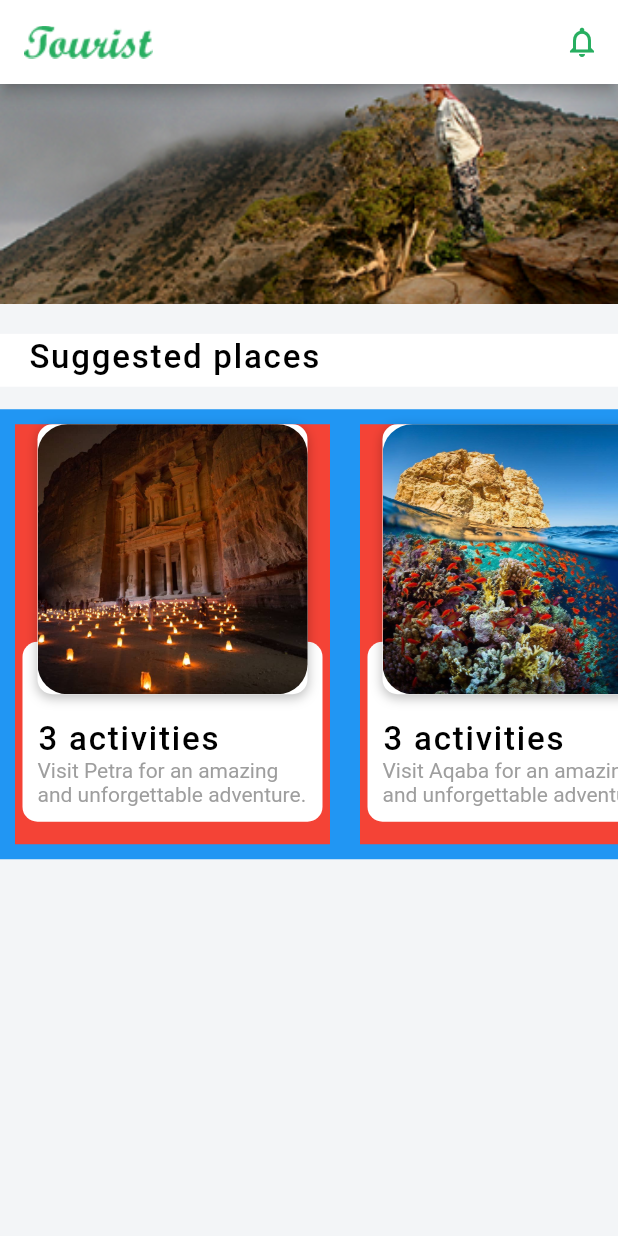
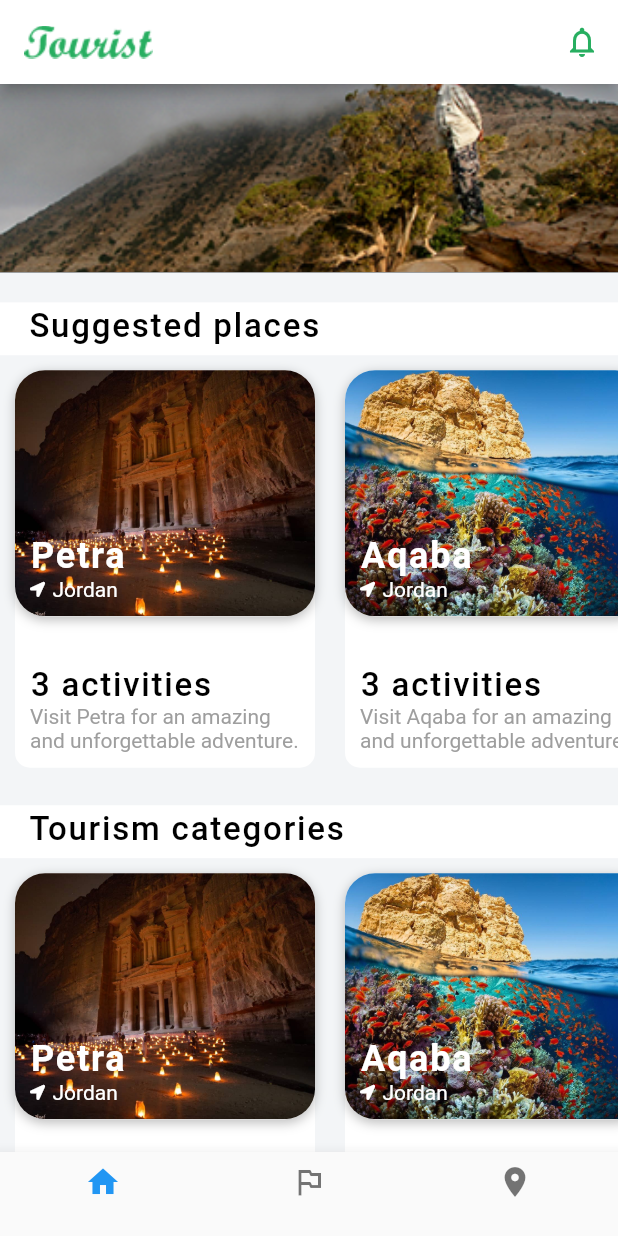
Before and after one commit to HasanQattam/Visit-Jordan, a Flutter app: the screen it shows after launch, on a phone screen of 412 x 824 dp. Run offline on Flutter 3.47's test engine with Material 2 defaults, Android fonts, the phone set to English and light mode, and no system bars; our stand-ins replace font_awesome_flutter.

Commit message:
New Widgets

```diff
--- a/visit_jordan/lib/screens/homePage.dart
+++ b/visit_jordan/lib/screens/homePage.dart
@@ -1,6 +1,7 @@
 import 'package:flutter/material.dart';
-import 'package:visit_jordan/constants.dart';
-import 'package:visit_jordan/models/destination_model.dart';
+import 'package:visit_jordan/widgets/categoriesCarousel.dart';
+import 'package:visit_jordan/widgets/suggestedCarousel.dart';
+import 'package:visit_jordan/widgets/textBox.dart';
 
 class HomePage extends StatefulWidget {
   @override
@@ -8,6 +9,7 @@ class HomePage extends StatefulWidget {
 }
 
 class _HomePageState extends State<HomePage> {
+  int _currentTap = 0;
   @override
   Widget build(BuildContext context) {
     return Scaffold(
@@ -35,103 +37,43 @@ class _HomePageState extends State<HomePage> {
                 'assets/images/home2.png',
                 fit: BoxFit.cover,
               ),
-              height: 146.57,
+              height: 125.57,
             ),
             SizedBox(
               height: 20,
             ),
-            Column(
-              children: <Widget>[
-                Container(
-                  color: Color(0xFFFFFFFF),
-                  height: 35.26,
-                  width: 500,
-                  padding: EdgeInsets.fromLTRB(19, 3, 3, 3),
-                  child: Text(
-                    'Suggested places',
-                    style: kTextStyle,
-                  ),
-                ),
-              ],
+            MyTextBoxColumn(
+              text: 'Suggested places',
             ),
-            SizedBox(height: 15),
-            Container(
-              height: 300,
-              color: Colors.blue,
-              child: ListView.builder(
-                scrollDirection: Axis.horizontal,
-                itemCount: destinations.length,
-                itemBuilder: (BuildContext context, int index) {
-                  Destination destination = destinations[index];
-                  return Container(
-                    margin: EdgeInsets.all(10),
-                    color: Colors.red,
-                    width: 210,
-                    child: Stack(
-                      alignment: Alignment.topCenter,
-                      children: <Widget>[
-                        Positioned(
-                          bottom: 15.0,
-                          child: Container(
-                            height: 120,
-                            width: 200,
-                            decoration: BoxDecoration(
-                              color: Colors.white,
-                              borderRadius: BorderRadius.circular(10.0),
-                            ),
-                            child: Padding(
-                              padding: const EdgeInsets.all(10.0),
-                              child: Column(
-                                mainAxisAlignment: MainAxisAlignment.end,
-                                crossAxisAlignment: CrossAxisAlignment.start,
-                                children: <Widget>[
-                                  Text(
-                                    '${destination.activities.length} activities',
-                                    style: kTextStyle,
-                                  ),
-                                  Text(
-                                    destination.description,
-                                    style: TextStyle(color: Colors.grey),
-                                  ),
-                                ],
-                              ),
-                            ),
-                          ),
-                        ),
-                        Container(
-                          decoration: BoxDecoration(
-                            color: Colors.white,
-                            borderRadius: BorderRadius.circular(10.0),
-                            boxShadow: [
-                              BoxShadow(
-                                color: Colors.black26,
-                                offset: Offset(0.0, 2.0),
-                                blurRadius: 6.0,
-                              ),
-                            ],
-                          ),
-                          child: Stack(
-                            children: <Widget>[
-                              ClipRRect(
-                                borderRadius: BorderRadius.circular(20.0),
-                                child: Image(
-                                  height: 180.0,
-                                  width: 180.0,
-                                  image: AssetImage(destination.imageUrl),
-                                  fit: BoxFit.cover,
-                                ),
-                              ),
-                            ],
-                          ),
-                        )
-                      ],
-                    ),
-                  );
-                },
-              ),
+            SuggestedCarousel(),
+            MyTextBoxColumn(
+              text: 'Tourism categories',
             ),
+            CategoriesCarousel(),
           ],
         ),
+      ),
+      bottomNavigationBar: BottomNavigationBar(
+        currentIndex: _currentTap,
+        onTap: (int value) {
+          setState(() {
+            _currentTap = value;
+          });
+        },
+        items: [
+          BottomNavigationBarItem(
+            icon: Icon(Icons.home),
+            title: SizedBox.shrink(),
+          ),
+          BottomNavigationBarItem(
+            icon: Icon(Icons.outlined_flag),
+            title: SizedBox.shrink(),
+          ),
+          BottomNavigationBarItem(
+            icon: Icon(Icons.place),
+            title: SizedBox.shrink(),
+          ),
+        ],
       ),
     );
   }
--- /dev/null
+++ b/visit_jordan/lib/widgets/categoriesCarousel.dart
@@ -0,0 +1,119 @@
+import 'package:flutter/material.dart';
+import 'package:font_awesome_flutter/font_awesome_flutter.dart';
+import 'package:visit_jordan/models/destination_model.dart';
+import '../constants.dart';
+
+class CategoriesCarousel extends StatelessWidget {
+  @override
+  Widget build(BuildContext context) {
+    return Container(
+      height: 300,
+//            color: Colors.blue,            full container
+      child: ListView.builder(
+        scrollDirection: Axis.horizontal,
+        itemCount: destinations.length,
+        itemBuilder: (BuildContext context, int index) {
+          Destination destination = destinations[index];
+          return Container(
+            margin: EdgeInsets.all(10),
+//                  color: Colors.red,
+            width: 200,
+            child: Stack(
+              alignment: Alignment.topCenter,
+              children: <Widget>[
+                Positioned(
+                  bottom: 15.0,
+                  child: Container(
+                    height: 170,
+                    width: 200,
+                    decoration: BoxDecoration(
+                      color: Colors.white,
+                      borderRadius: BorderRadius.circular(10.0),
+                    ),
+                    child: Padding(
+                      padding: const EdgeInsets.all(10.0),
+                      child: Column(
+                        mainAxisAlignment: MainAxisAlignment.end,
+                        crossAxisAlignment: CrossAxisAlignment.start,
+                        children: <Widget>[
+                          Text(
+                            '${destination.activities.length} activities',
+                            style: kTextStyle,
+                          ),
+                          Text(
+                            destination.description,
+                            style: TextStyle(color: Colors.grey),
+                          ),
+                        ],
+                      ),
+                    ),
+                  ),
+                ),
+                Container(
+                  decoration: BoxDecoration(
+                    color: Colors.white,
+                    borderRadius: BorderRadius.circular(20.0),
+                    boxShadow: [
+                      BoxShadow(
+                        color: Colors.black26,
+                        offset: Offset(0.0, 2.0),
+                        blurRadius: 6.0,
+                      ),
+                    ],
+                  ),
+                  child: Stack(
+                    children: <Widget>[
+                      ClipRRect(
+                        borderRadius: BorderRadius.circular(20.0),
+                        child: Image(
+                          //container image
+                          height: 164.0,
+                          width: 230.0,
+                          image: AssetImage(destination.imageUrl),
+                          fit: BoxFit.cover,
+                        ),
+                      ),
+                      Positioned(
+                        left: 10.0,
+                        bottom: 10.0,
+                        child: Column(
+                          crossAxisAlignment: CrossAxisAlignment.start,
+                          children: <Widget>[
+                            Text(
+                              destination.city,
+                              style: TextStyle(
+                                  color: Colors.white,
+                                  fontSize: 24,
+                                  fontWeight: FontWeight.w600,
+                                  letterSpacing: 1.2),
+                            ),
+                            Row(
+                              children: <Widget>[
+                                Icon(
+                                  FontAwesomeIcons.locationArrow,
+                                  size: 10.0,
+                                  color: Colors.white,
+                                ),
+                                SizedBox(width: 5.0),
+                                Text(
+                                  destination.country,
+                                  style: TextStyle(
+                                    color: Colors.white,
+                                  ),
+                                ),
+                              ],
+                            ),
+                          ],
+                        ),
+                      ),
+                    ],
+                  ),
+                )
+              ],
+            ),
+          );
+        },
+      ),
+    );
+  }
+}
--- /dev/null
+++ b/visit_jordan/lib/widgets/suggestedCarousel.dart
@@ -0,0 +1,119 @@
+import 'package:flutter/material.dart';
+import 'package:font_awesome_flutter/font_awesome_flutter.dart';
+import 'package:visit_jordan/models/destination_model.dart';
+import '../constants.dart';
+
+class SuggestedCarousel extends StatelessWidget {
+  @override
+  Widget build(BuildContext context) {
+    return Container(
+      height: 300,
+//            color: Colors.blue,            full container
+      child: ListView.builder(
+        scrollDirection: Axis.horizontal,
+        itemCount: destinations.length,
+        itemBuilder: (BuildContext context, int index) {
+          Destination destination = destinations[index];
+          return Container(
+            margin: EdgeInsets.all(10),
+//                  color: Colors.red,
+            width: 200,
+            child: Stack(
+              alignment: Alignment.topCenter,
+              children: <Widget>[
+                Positioned(
+                  bottom: 15.0,
+                  child: Container(
+                    height: 170,
+                    width: 200,
+                    decoration: BoxDecoration(
+                      color: Colors.white,
+                      borderRadius: BorderRadius.circular(10.0),
+                    ),
+                    child: Padding(
+                      padding: const EdgeInsets.all(10.0),
+                      child: Column(
+                        mainAxisAlignment: MainAxisAlignment.end,
+                        crossAxisAlignment: CrossAxisAlignment.start,
+                        children: <Widget>[
+                          Text(
+                            '${destination.activities.length} activities',
+                            style: kTextStyle,
+                          ),
+                          Text(
+                            destination.description,
+                            style: TextStyle(color: Colors.grey),
+                          ),
+                        ],
+                      ),
+                    ),
+                  ),
+                ),
+                Container(
+                  decoration: BoxDecoration(
+                    color: Colors.white,
+                    borderRadius: BorderRadius.circular(20.0),
+                    boxShadow: [
+                      BoxShadow(
+                        color: Colors.black26,
+                        offset: Offset(0.0, 2.0),
+                        blurRadius: 6.0,
+                      ),
+                    ],
+                  ),
+                  child: Stack(
+                    children: <Widget>[
+                      ClipRRect(
+                        borderRadius: BorderRadius.circular(20.0),
+                        child: Image(
+                          //container image
+                          height: 164.0,
+                          width: 230.0,
+                          image: AssetImage(destination.imageUrl),
+                          fit: BoxFit.cover,
+                        ),
+                      ),
+                      Positioned(
+                        left: 10.0,
+                        bottom: 10.0,
+                        child: Column(
+                          crossAxisAlignment: CrossAxisAlignment.start,
+                          children: <Widget>[
+                            Text(
+                              destination.city,
+                              style: TextStyle(
+                                  color: Colors.white,
+                                  fontSize: 24,
+                                  fontWeight: FontWeight.w600,
+                                  letterSpacing: 1.2),
+                            ),
+                            Row(
+                              children: <Widget>[
+                                Icon(
+                                  FontAwesomeIcons.locationArrow,
+                                  size: 10.0,
+                                  color: Colors.white,
+                                ),
+                                SizedBox(width: 5.0),
+                                Text(
+                                  destination.country,
+                                  style: TextStyle(
+                                    color: Colors.white,
+                                  ),
+                                ),
+                              ],
+                            ),
+                          ],
+                        ),
+                      ),
+                    ],
+                  ),
+                )
+              ],
+            ),
+          );
+        },
+      ),
+    );
+  }
+}
--- /dev/null
+++ b/visit_jordan/lib/widgets/textBox.dart
@@ -0,0 +1,26 @@
+import 'package:flutter/material.dart';
+
+import '../constants.dart';
+
+class MyTextBoxColumn extends StatelessWidget {
+  MyTextBoxColumn({this.text});
+  final String text;
+  //'Suggested places'
+  @override
+  Widget build(BuildContext context) {
+    return Column(
+      children: <Widget>[
+        Container(
+          color: Color(0xFFFFFFFF),
+          height: 35.26,
+          width: 500,
+          padding: EdgeInsets.fromLTRB(19, 3, 3, 3),
+          child: Text(
+            text,
+            style: kTextStyle,
+          ),
+        ),
+      ],
+    );
+  }
+}
```
